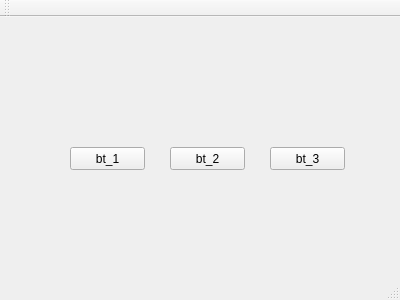
Qt form core/threadworker/mainwindow.ui (jinhang87/qtutil) before a commit.
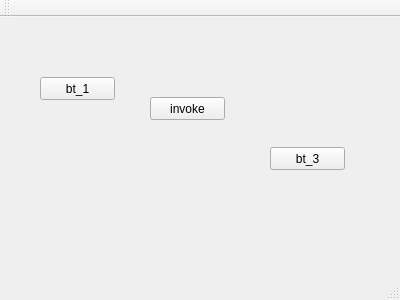
The same form after that commit.

Commit message: 增加inovke测试

What changed in the file:
```diff
--- a/core/threadworker/mainwindow.ui
+++ b/core/threadworker/mainwindow.ui
@@ -17,8 +17,8 @@
    <widget class="QPushButton" name="pushButton">
     <property name="geometry">
      <rect>
-      <x>70</x>
-      <y>130</y>
+      <x>40</x>
+      <y>60</y>
       <width>75</width>
       <height>23</height>
      </rect>
@@ -30,14 +30,14 @@
    <widget class="QPushButton" name="pushButton_2">
     <property name="geometry">
      <rect>
-      <x>170</x>
-      <y>130</y>
+      <x>150</x>
+      <y>80</y>
       <width>75</width>
       <height>23</height>
      </rect>
     </property>
     <property name="text">
-     <string>bt_2</string>
+     <string>invoke</string>
     </property>
    </widget>
    <widget class="QPushButton" name="pushButton_3">
```
Left out of the diff: 4 changed lines with no effect on the pictures. The commit also changes 2 other files.
